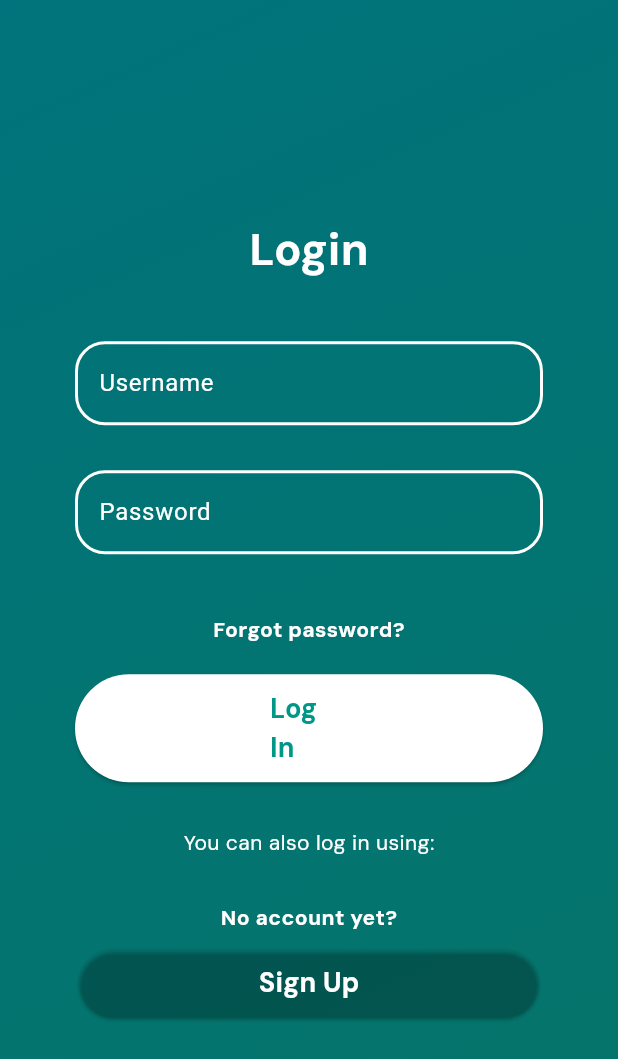
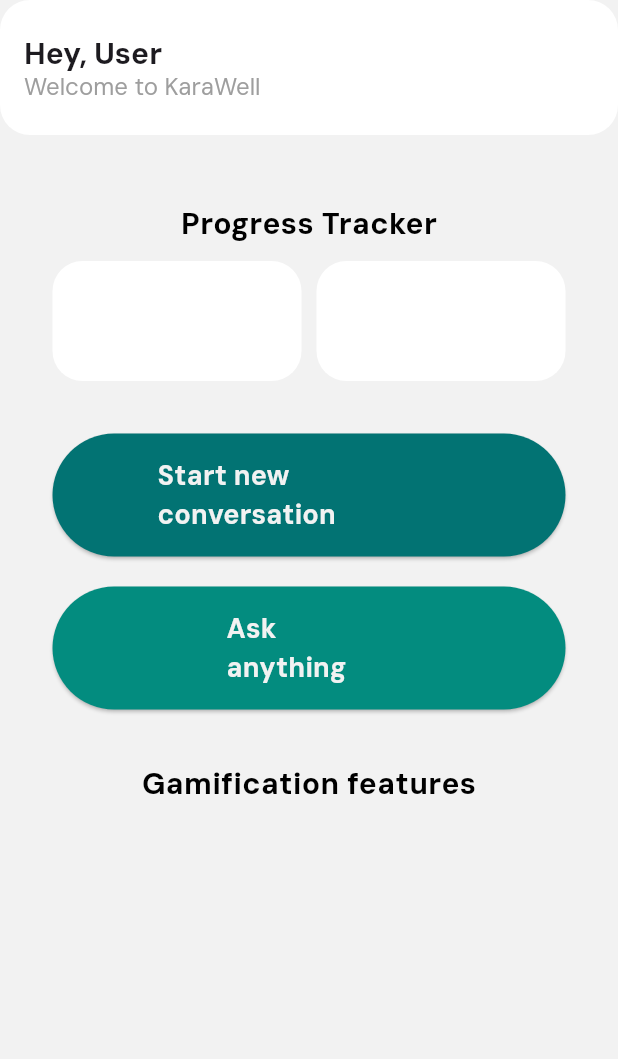
Before and after one commit to melmendez37/karawell, a Flutter app: the SecondScreen widget shown alone on an empty page, opened directly, after a tap on "Log In", on a phone screen of 412 x 824 dp. Shown: the top 1059 px of the screen. Run offline on Flutter 3.47's test engine with Material 3 defaults, Android fonts, the phone set to English and light mode, and no system bars.

Commit message:
initial commit

```diff
--- /dev/null
+++ b/lib/screens/fourth_screen.dart
@@ -0,0 +1,173 @@
+import 'package:flutter/material.dart';
+
+class FourthScreen extends StatelessWidget {
+  @override
+  Widget build(BuildContext context) {
+    return Scaffold(
+      backgroundColor: Color(0xfff2f2f2),
+      appBar: AppBar(
+        toolbarHeight: 90,
+        backgroundColor: Color(0xffffffff),
+        title: Column(
+          mainAxisAlignment: MainAxisAlignment.start,
+          crossAxisAlignment: CrossAxisAlignment.start,
+
+          children: [
+            Text(
+              'Hey, User',
+              style: TextStyle(
+              fontFamily: 'DM_Sans',
+              fontSize: 20.0,
+              fontWeight: FontWeight.bold,
+              ),
+            ),
+
+            Text(
+              'Welcome to KaraWell',
+              style: TextStyle(
+              fontFamily: 'DM_Sans',
+              fontSize: 16.0,
+              fontWeight: FontWeight.normal,
+              color: Colors.grey,
+              ),
+            ),
+          ],
+        ),
+        centerTitle: false,
+        automaticallyImplyLeading: false,
+
+        shape: RoundedRectangleBorder(
+          borderRadius: BorderRadius.vertical(
+            bottom: Radius.circular(20),
+            top: Radius.circular(20),
+          ),
+
+        ),
+      ),
+
+      body: Padding(
+        padding: EdgeInsets.all(35.0),
+        child: Column(
+          mainAxisAlignment: MainAxisAlignment.start,
+          crossAxisAlignment: CrossAxisAlignment.center,
+
+          children: [
+            SizedBox(height: 10),
+            Text(
+              'Progress Tracker',
+              style: TextStyle(
+                  fontSize: 20,
+                  fontFamily: 'DM_Sans',
+                  fontWeight: FontWeight.bold,
+                  color: Colors.black
+              ),
+            ),
+
+            SizedBox(height: 10),
+
+            Row(
+              children: [
+                Expanded(
+                  child: Container(
+                    padding: EdgeInsets.symmetric(
+                        horizontal: 20,
+                        vertical:40
+                    ),
+                    decoration: BoxDecoration(
+                      color: Colors.white,
+                      borderRadius: BorderRadius.circular(20),
+                    ),
+                  ),
+                ),
+
+                SizedBox(width: 10),
+
+                Expanded(
+                  child: Container(
+                    padding: EdgeInsets.symmetric(
+                        horizontal: 20,
+                        vertical:40
+                    ),
+                    decoration: BoxDecoration(
+                      color: Colors.white,
+                      borderRadius: BorderRadius.circular(20),
+                    ),
+                  ),
+                ),
+              ],
+            ),
+
+            SizedBox(height: 35),
+
+            ElevatedButton(
+                onPressed: () {
+
+                },
+                style: ElevatedButton.styleFrom(
+                    backgroundColor: Color(0xff027373),
+                    padding: EdgeInsets.symmetric(
+                        horizontal: 70,
+                        vertical: 15
+                    ),
+                    shape: RoundedRectangleBorder(
+                        borderRadius: BorderRadius.circular(50)
+                    )
+                ),
+
+                child: Text(
+                  'Start new conversation',
+                  style: TextStyle(
+                    fontFamily: 'DM_Sans',
+                    fontSize: 18,
+                    fontWeight: FontWeight.bold,
+                    color: Color(0xfff2f2f2),
+                  ),
+                )
+            ),
+
+            SizedBox(height: 20),
+
+            ElevatedButton(
+                onPressed: () {
+
+                },
+                style: ElevatedButton.styleFrom(
+                    backgroundColor: Color(0xff038C7F),
+                    padding: EdgeInsets.symmetric(
+                        horizontal: 116,
+                        vertical: 15
+                    ),
+                    shape: RoundedRectangleBorder(
+                        borderRadius: BorderRadius.circular(50)
+                    )
+                ),
+
+                child: Text(
+                  'Ask anything',
+                  style: TextStyle(
+                    fontFamily: 'DM_Sans',
+                    fontSize: 18,
+                    fontWeight: FontWeight.bold,
+                    color: Color(0xfff2f2f2),
+                  ),
+
+                )
+            ),
+
+            SizedBox(height: 35),
+
+            Text(
+              'Gamification features',
+              style: TextStyle(
+                  fontSize: 20,
+                  fontFamily: 'DM_Sans',
+                  fontWeight: FontWeight.bold,
+                  color: Colors.black
+              ),
+            ),
+          ],
+        ),
+      ),
+    );
+  }
+}
--- a/lib/screens/second_screen.dart
+++ b/lib/screens/second_screen.dart
@@ -1,5 +1,6 @@
 import 'package:flutter/material.dart';
 import 'package:myapp/screens/third_screen.dart';
+import 'package:myapp/screens/fourth_screen.dart';
 
 class SecondScreen extends StatelessWidget {
   @override
@@ -117,7 +118,10 @@
 
                 ElevatedButton(
                     onPressed: () {
-
+                      Navigator.push(
+                        context,
+                        MaterialPageRoute(builder: (context) => FourthScreen()),
+                      );
                     },
                     style: ElevatedButton.styleFrom(
                         backgroundColor: Colors.white,
--- a/lib/screens/third_screen.dart
+++ b/lib/screens/third_screen.dart
@@ -1,5 +1,6 @@
 import 'package:flutter/material.dart';
-import 'package:myapp/screens/third_screen.dart';
+import 'package:myapp/screens/fourth_screen.dart';
+
 
 class ThirdScreen extends StatelessWidget {
   @override
```
